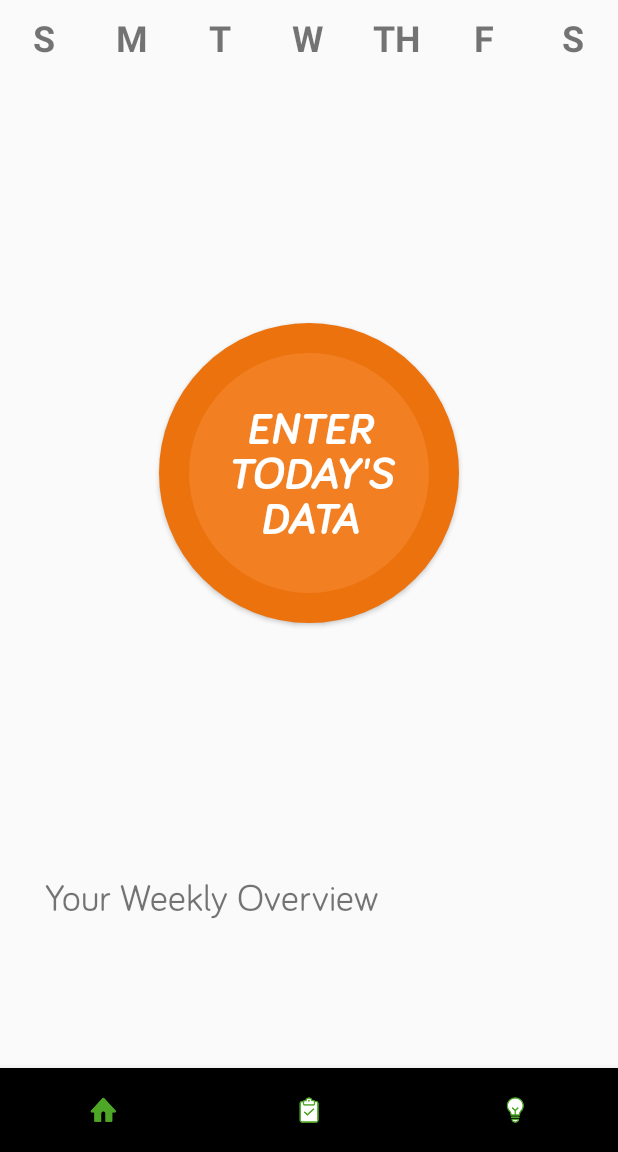
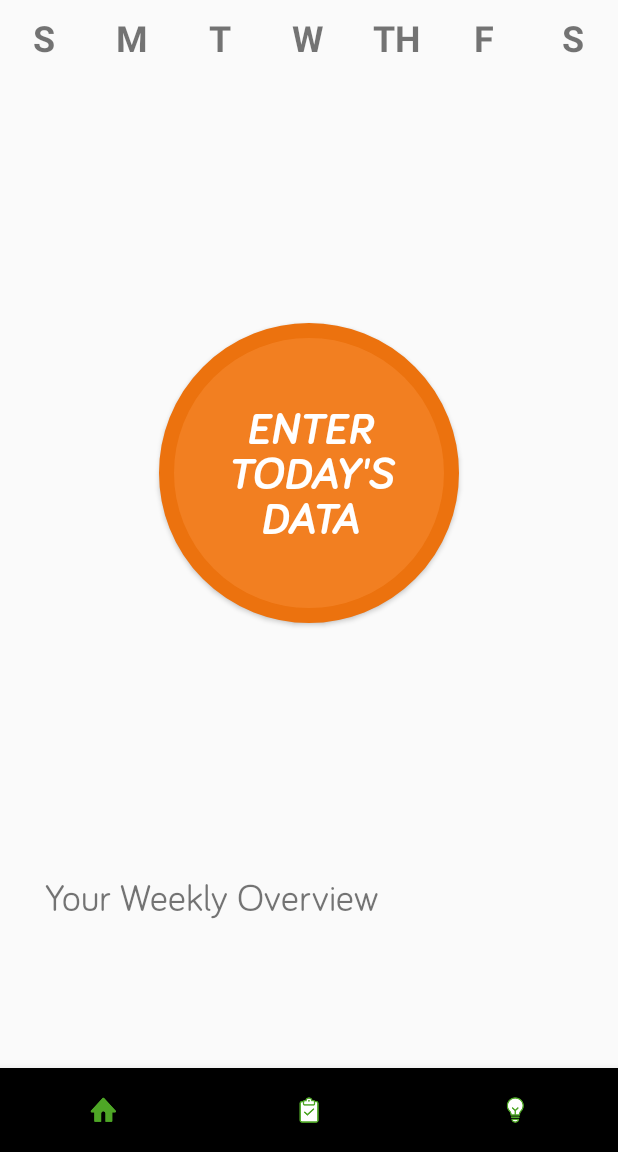
Before and after one commit to kaimalloy/Elimin8, an Android app: the screen it shows after launch (MainActivity), on a phone screen of 412 x 824 dp, the part 84-1236 px from its top. Run offline under Robolectric (Android 15) with nearby library versions, the phone set to English and light mode, and no system bars; libraries missing offline, so code that uses them is left out: com.chaquo.python; 3 statements that could not run were skipped.

Commit message:
another tiny update..forgot to add this to last commit: fixed stroke on Dashboard button

```diff
--- a/app/src/main/res/drawable/round_btn.xml
+++ b/app/src/main/res/drawable/round_btn.xml
@@ -4,7 +4,7 @@
         <shape android:shape="oval">
             <solid  android:color="@color/medOrange"/>
             <stroke android:color="@color/orange"
-                    android:width="20dp" />
+                    android:width="10dp" />
         </shape>
 
     </item>
@@ -12,7 +12,7 @@
         <shape android:shape="oval">
             <solid  android:color="@color/orange"/>
             <stroke android:color="@color/medOrange"
-                    android:width="20dp"/>
+                    android:width="10dp"/>
         </shape>
     </item>
 </selector>
```
